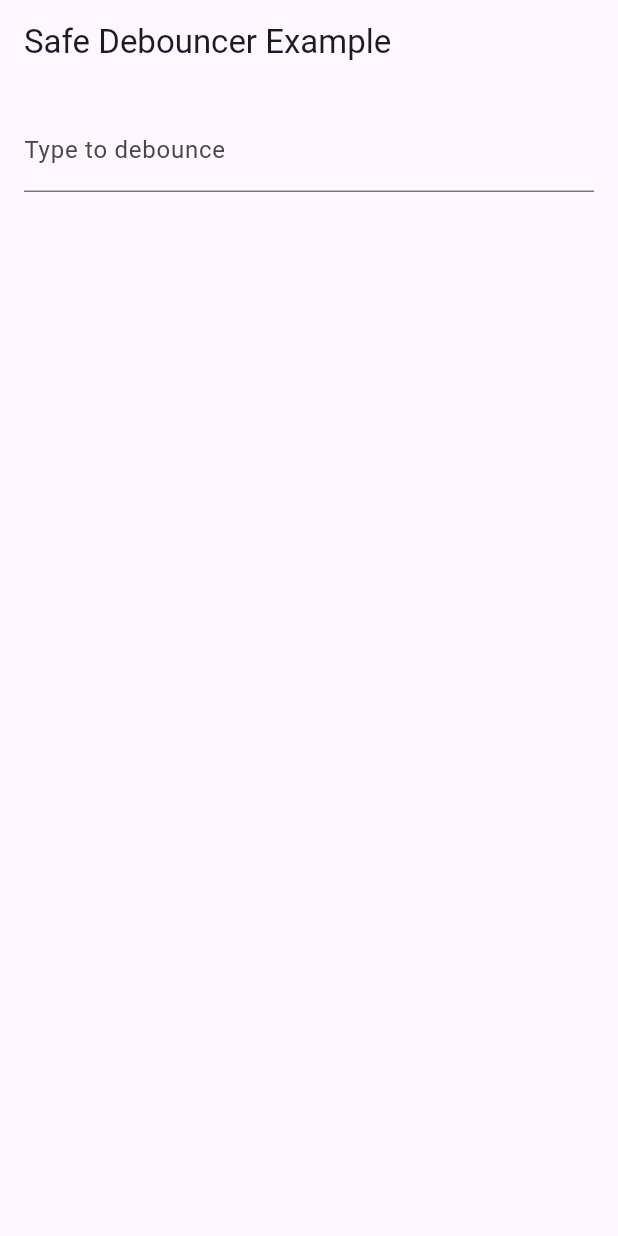
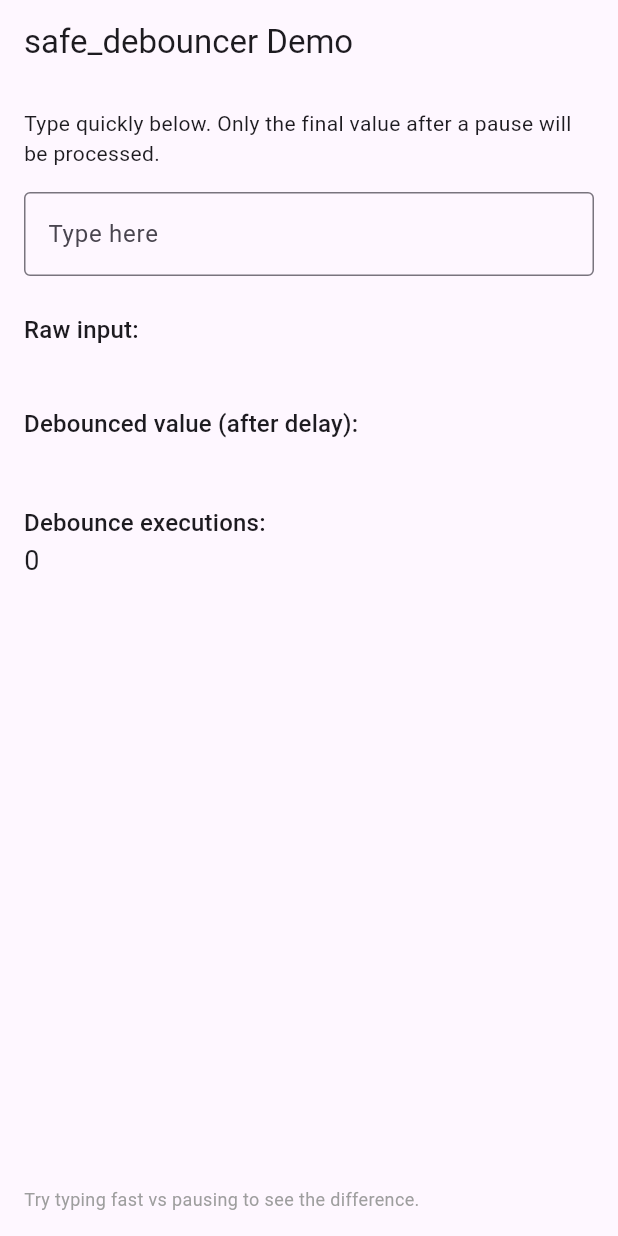
Before and after one commit to priyeshchowta/safe_debouncer, a Flutter app: the screen it shows after launch, on a phone screen of 412 x 824 dp. Run offline on Flutter 3.47's test engine with Material 3 defaults, Android fonts, the phone set to English and light mode, and no system bars.

```diff
--- a/example/lib/main.dart
+++ b/example/lib/main.dart
@@ -2,31 +2,137 @@ import 'package:flutter/material.dart';
 import 'package:safe_debouncer/safe_debouncer.dart';
 
 void main() {
-  runApp(const MyApp());
+  runApp(const SafeDebouncerExampleApp());
 }
 
-class MyApp extends StatelessWidget {
-  const MyApp({super.key});
+class SafeDebouncerExampleApp extends StatelessWidget {
+  const SafeDebouncerExampleApp({super.key});
 
   @override
   Widget build(BuildContext context) {
-    final debouncer = SafeDebouncer(delay: Duration(milliseconds: 500));
+    return const MaterialApp(
+      debugShowCheckedModeBanner: false,
+      home: DebouncerDemoPage(),
+    );
+  }
+}
 
-    return MaterialApp(
-      home: Scaffold(
-        appBar: AppBar(title: const Text('Safe Debouncer Example')),
+class DebouncerDemoPage extends StatefulWidget {
+  const DebouncerDemoPage({super.key});
+
+  @override
+  State<DebouncerDemoPage> createState() => _DebouncerDemoPageState();
+}
+
+class _DebouncerDemoPageState extends State<DebouncerDemoPage> {
+  late final SafeDebouncer _debouncer;
+
+  String _rawInput = '';
+  String _debouncedValue = '';
+  int _debounceCount = 0;
+
+  @override
+  void initState() {
+    super.initState();
+    _debouncer = SafeDebouncer(
+      delay: const Duration(milliseconds: 600),
+    );
+  }
+
+  @override
+  void dispose() {
+    _debouncer.dispose();
+    super.dispose();
+  }
+
+  @override
+  Widget build(BuildContext context) {
+    return Scaffold(
+      appBar: AppBar(
+        title: const Text('safe_debouncer Demo'),
+      ),
       body: Padding(
         padding: const EdgeInsets.all(16),
-          child: TextField(
+        child: Column(
+          crossAxisAlignment: CrossAxisAlignment.start,
+          children: [
+            const Text(
+              'Type quickly below. Only the final value after a pause '
+              'will be processed.',
+              style: TextStyle(fontSize: 14),
+            ),
+            const SizedBox(height: 16),
+
+            /// INPUT FIELD
+            TextField(
+              decoration: const InputDecoration(
+                labelText: 'Type here',
+                border: OutlineInputBorder(),
+              ),
               onChanged: (value) {
-              debouncer.run(() {
-                debugPrint('Search: $value');
+                setState(() {
+                  _rawInput = value;
+                });
+
+                _debouncer.run(() async {
+                  // Simulate async work (e.g., API call)
+                  await Future.delayed(const Duration(milliseconds: 500));
+
+                  if (!mounted) return;
+
+                  setState(() {
+                    _debouncedValue = value;
+                    _debounceCount++;
+                  });
                 });
               },
-            decoration: const InputDecoration(
-              labelText: 'Type to debounce',
+            ),
+
+            const SizedBox(height: 24),
+
+            /// DISPLAY RESULTS
+            Text(
+              'Raw input:',
+              style: Theme.of(context).textTheme.titleMedium,
+            ),
+            Text(
+              _rawInput,
+              style: const TextStyle(fontSize: 16),
+            ),
+
+            const SizedBox(height: 16),
+
+            Text(
+              'Debounced value (after delay):',
+              style: Theme.of(context).textTheme.titleMedium,
+            ),
+            Text(
+              _debouncedValue,
+              style: const TextStyle(
+                fontSize: 18,
+                fontWeight: FontWeight.bold,
+                color: Colors.green,
               ),
             ),
+
+            const SizedBox(height: 16),
+
+            Text(
+              'Debounce executions:',
+              style: Theme.of(context).textTheme.titleMedium,
+            ),
+            Text(
+              '$_debounceCount',
+              style: const TextStyle(fontSize: 18),
+            ),
+
+            const Spacer(),
+
+            const Text(
+              'Try typing fast vs pausing to see the difference.',
+              style: TextStyle(fontSize: 12, color: Colors.grey),
+            ),
+          ],
         ),
       ),
     );
```
Also changed, not shown: example/pubspec.yaml (+15 -0 lines), pubspec.yaml (+10 -44 lines), example/pubspec.lock (added), 16 other files. Lines whose indentation alone changed are shown as unchanged.
